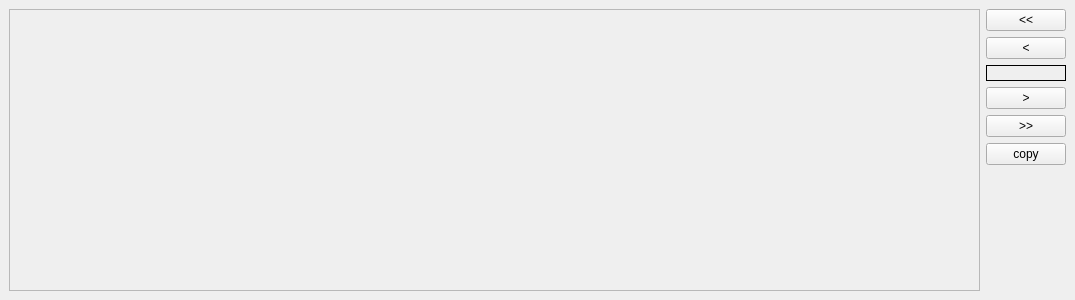
This is Sqliteman/sqliteman/sqlitemview.ui in shadybarham/sqliteman as Qt 5 draws it before an edit. The edited form follows.
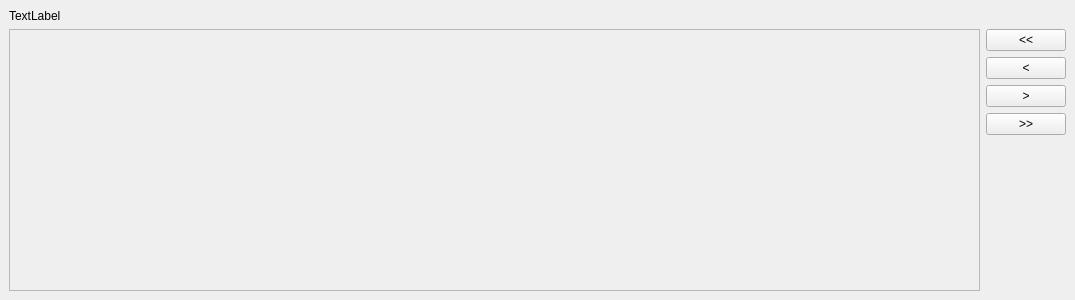
This is the edited form.

```diff
--- a/Sqliteman/sqliteman/sqlitemview.ui
+++ b/Sqliteman/sqliteman/sqlitemview.ui
@@ -35,14 +35,14 @@
    <property name="spacing">
     <number>6</number>
    </property>
-   <item row="0" column="0" rowspan="7">
+   <item row="1" column="0" rowspan="5">
     <widget class="QScrollArea" name="scrollWidget">
      <property name="widgetResizable">
       <bool>true</bool>
      </property>
     </widget>
    </item>
-   <item row="0" column="1">
+   <item row="1" column="1">
     <widget class="QPushButton" name="firstButton">
      <property name="toolTip">
       <string>Move to the first record</string>
@@ -52,7 +52,7 @@
      </property>
     </widget>
    </item>
-   <item row="1" column="1">
+   <item row="2" column="1">
     <widget class="QPushButton" name="previousButton">
      <property name="toolTip">
       <string>Move to the previous record</string>
@@ -82,7 +82,7 @@
      </property>
     </widget>
    </item>
-   <item row="6" column="1">
+   <item row="5" column="1">
     <spacer>
      <property name="orientation">
       <enum>Qt::Vertical</enum>
@@ -95,20 +95,10 @@
      </property>
     </spacer>
    </item>
-   <item row="2" column="1">
+   <item row="0" column="0">
     <widget class="QLabel" name="positionLabel">
-     <property name="frameShape">
-      <enum>QFrame::Box</enum>
-     </property>
-    </widget>
-   </item>
-   <item row="5" column="1">
-    <widget class="QPushButton" name="copyButton">
-     <property name="toolTip">
-      <string>Duplicate record</string>
-     </property>
      <property name="text">
-      <string>copy</string>
+      <string>TextLabel</string>
      </property>
     </widget>
    </item>
```
